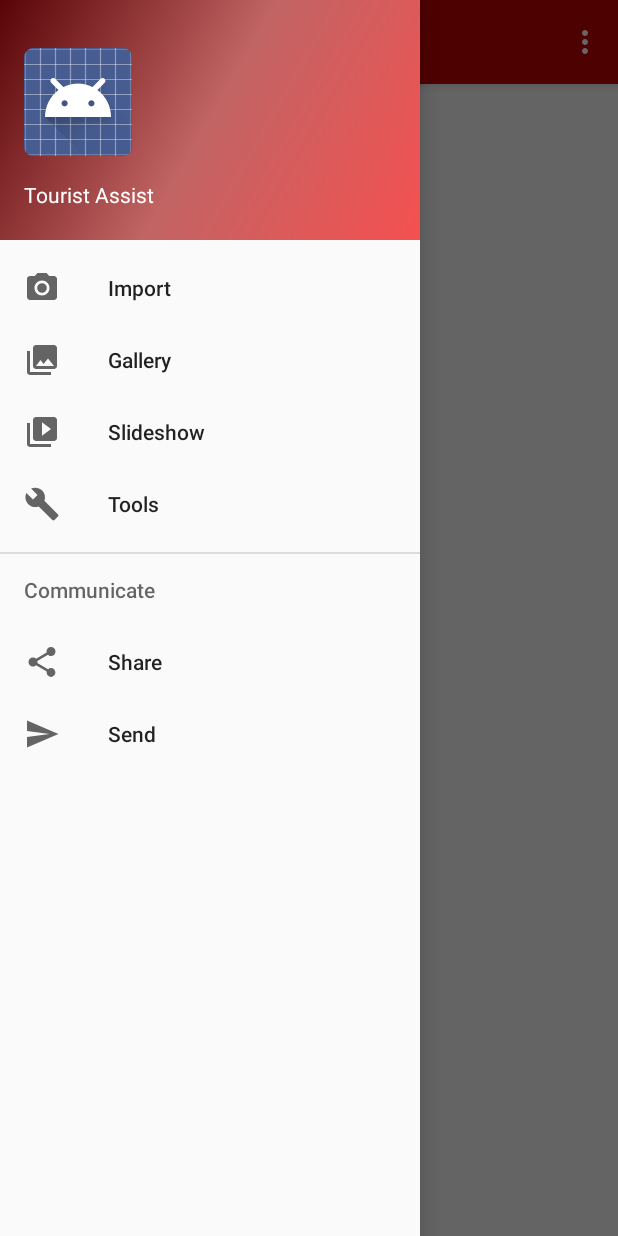
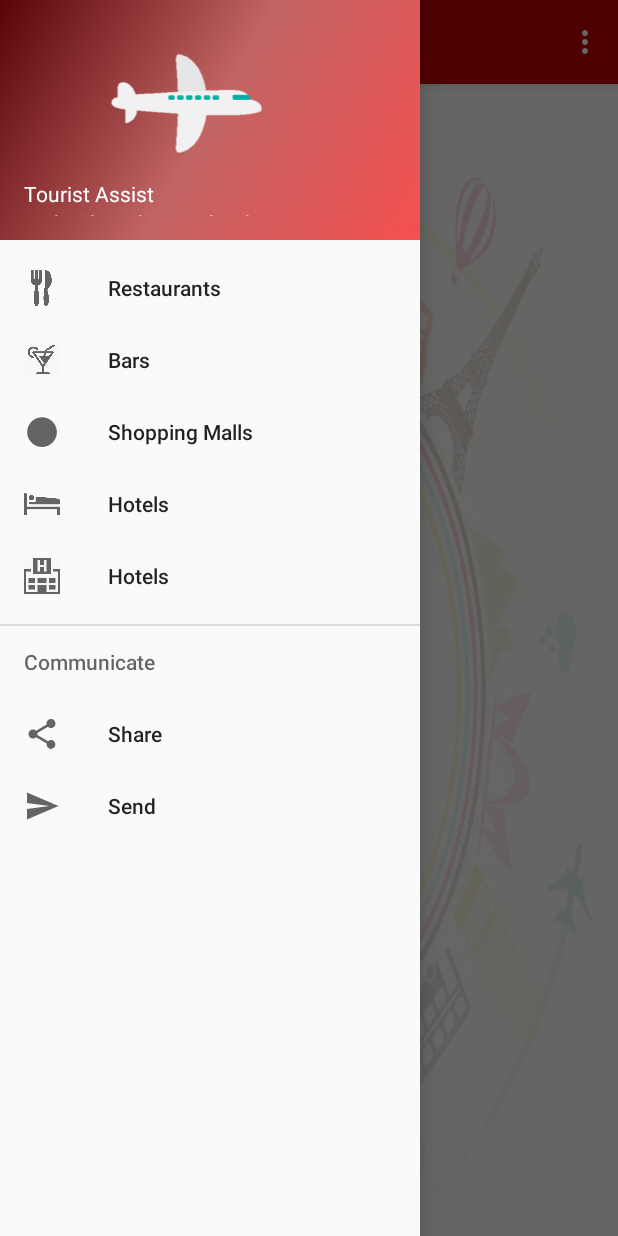
Before and after one commit to FatemaT/software-engineering-Project, an Android app: the MainNavigation screen opened directly, with no data from a screen before it, with the side drawer open, on a phone screen of 412 x 824 dp. Run offline under Robolectric (Android 15) with nearby library versions, the phone set to English and light mode, and no system bars.

Commit message:
navigationbar

```diff
--- a/TouristAssist/app/src/main/res/layout/content_main_navigation.xml
+++ b/TouristAssist/app/src/main/res/layout/content_main_navigation.xml
@@ -8,6 +8,7 @@
     android:paddingLeft="@dimen/activity_horizontal_margin"
     android:paddingRight="@dimen/activity_horizontal_margin"
     android:paddingTop="@dimen/activity_vertical_margin"
+    android:background="@drawable/navbackground"
     app:layout_behavior="@string/appbar_scrolling_view_behavior"
     tools:context="com.cs442.faaltene.touristassist.MainNavigation"
     tools:showIn="@layout/app_bar_main_navigation">
--- a/TouristAssist/app/src/main/res/layout/nav_header_main_navigation.xml
+++ b/TouristAssist/app/src/main/res/layout/nav_header_main_navigation.xml
@@ -13,10 +13,10 @@
 
     <ImageView
         android:id="@+id/imageView"
-        android:layout_width="wrap_content"
-        android:layout_height="wrap_content"
+        android:layout_width="221dp"
+        android:layout_height="87dp"
         android:paddingTop="@dimen/nav_header_vertical_spacing"
-        android:src="@android:drawable/sym_def_app_icon" />
+        android:src="@drawable/navlogo" />
 
     <TextView
         android:layout_width="match_parent"
--- a/TouristAssist/app/src/main/res/menu/activity_main_navigation_drawer.xml
+++ b/TouristAssist/app/src/main/res/menu/activity_main_navigation_drawer.xml
@@ -3,21 +3,25 @@
 
     <group android:checkableBehavior="single">
         <item
-            android:id="@+id/nav_camera"
-            android:icon="@drawable/ic_menu_camera"
-            android:title="Import" />
+            android:id="@+id/nav_restaurant"
+            android:icon="@drawable/restaurant"
+            android:title="Restaurants" />
         <item
-            android:id="@+id/nav_gallery"
-            android:icon="@drawable/ic_menu_gallery"
-            android:title="Gallery" />
+            android:id="@+id/nav_bar"
+            android:icon="@drawable/bar"
+            android:title="Bars" />
         <item
-            android:id="@+id/nav_slideshow"
-            android:icon="@drawable/ic_menu_slideshow"
-            android:title="Slideshow" />
+            android:id="@+id/nav_malls"
+            android:icon="@drawable/shopping"
+            android:title="Shopping Malls" />
         <item
-            android:id="@+id/nav_manage"
-            android:icon="@drawable/ic_menu_manage"
-            android:title="Tools" />
+            android:id="@+id/nav_hotel"
+            android:icon="@drawable/hotel"
+            android:title="Hotels" />
+        <item
+            android:id="@+id/nav_hospital"
+            android:icon="@drawable/hospital"
+            android:title="Hotels" />
     </group>
 
     <item android:title="Communicate">
```
Also changed, not shown: TouristAssist/app/src/main/res/drawable/bar.png, TouristAssist/app/src/main/res/drawable/hospital.png (added), TouristAssist/app/src/main/res/drawable/hotel.png (added), TouristAssist/app/src/main/res/drawable/navlogo.png (added), TouristAssist/app/src/main/res/drawable/restaurant.png (added).
